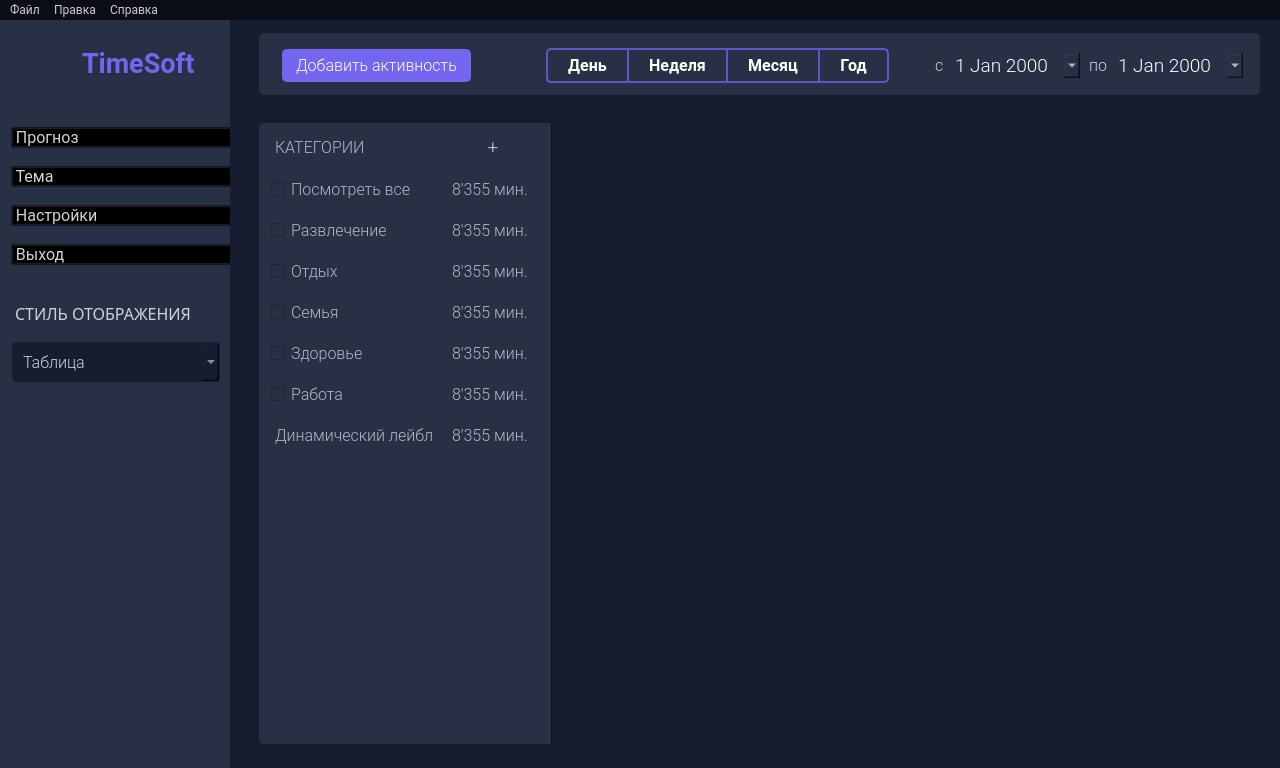
Before: the Qt Designer form design/mainwindow_d.ui in yurii-bel/project_2021, drawn with Qt 5.
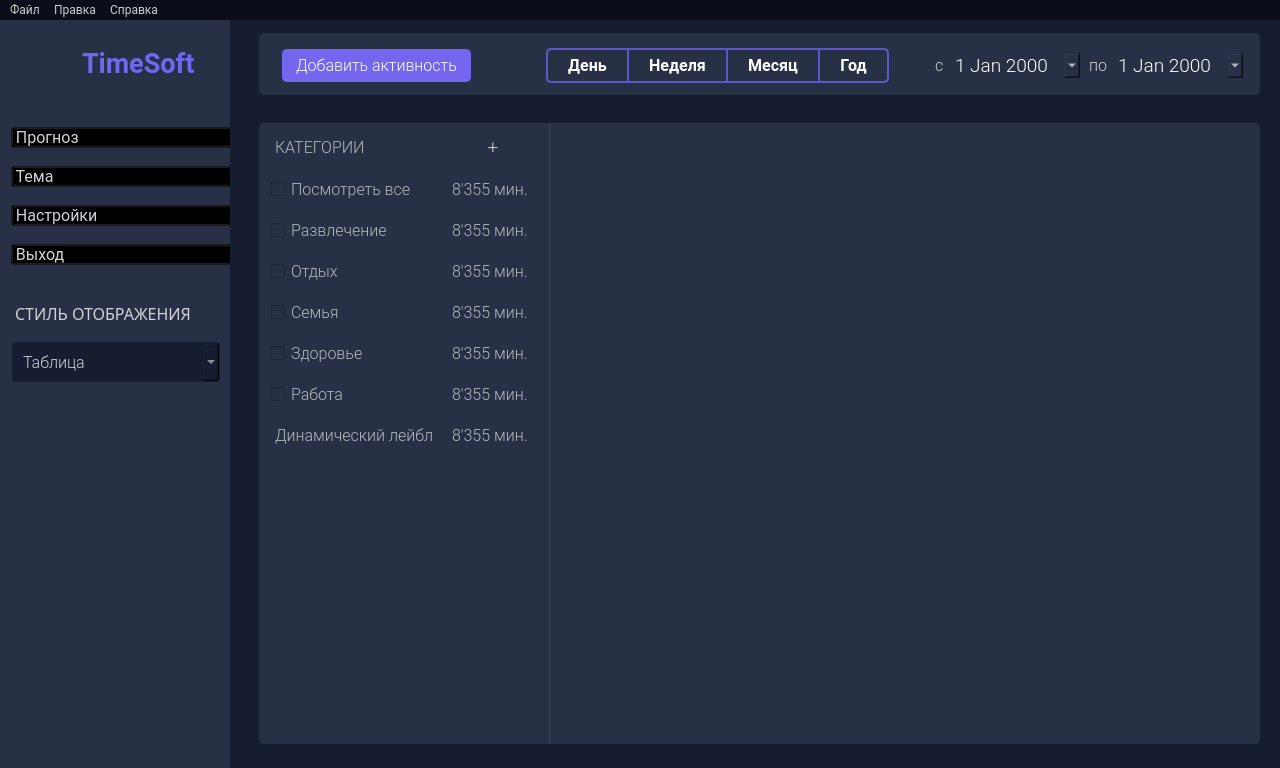
After: the same form once the commit is applied. Icons and pictures are not drawn.

Diff of the .ui file:
```diff
--- a/design/mainwindow_d.ui
+++ b/design/mainwindow_d.ui
@@ -1408,12 +1408,7 @@
 border-top-right-radius: 5px;
 border-bottom-right-radius: 5px;
 padding-left: 20px;
-}
-QTableWidget QTableCornerButton {
-background-color: rgb(40, 48, 70);
-color: rgb(110, 107, 123);
-padding-left: 0px;
-}</string>
+</string>
     </property>
    </widget>
    <widget class="QWidget" name="mainwindow_widget_view_spacer" native="true">
```
Left out of the diff: 2 changed lines with no effect on the pictures.
